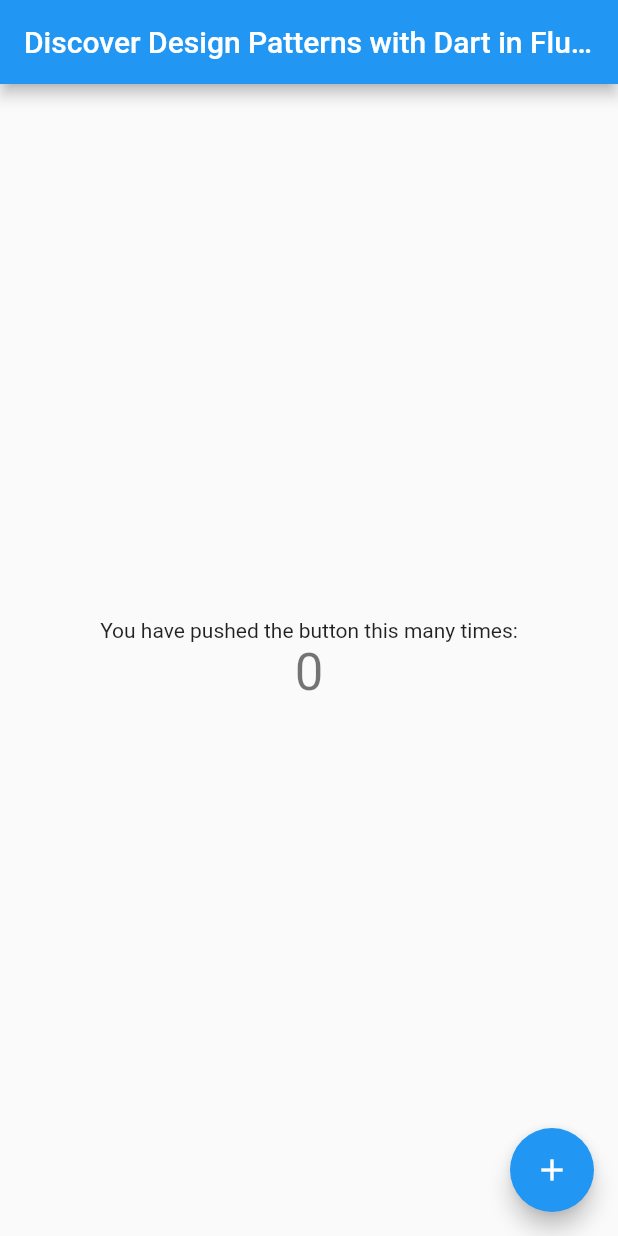
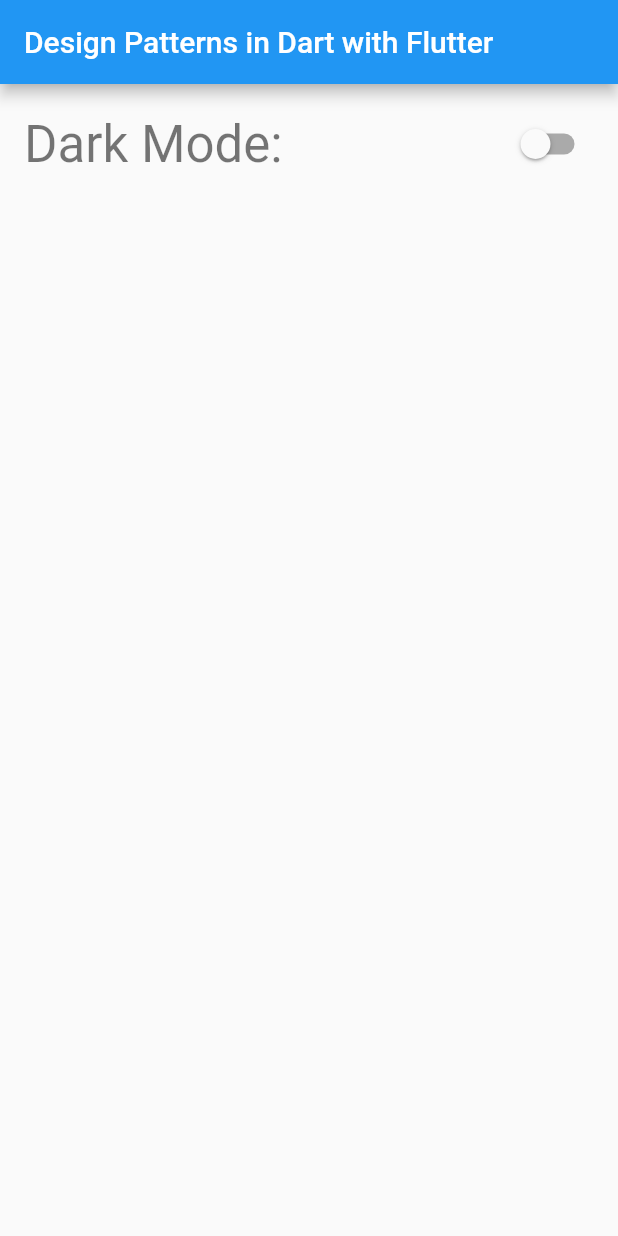
Before and after one commit to nesimtunc/design-patterns-in-dart-with-flutter, a Flutter app: the screen it shows after launch, on a phone screen of 412 x 824 dp. Run offline on Flutter 3.47's test engine with Material 2 defaults, Android fonts, the phone set to English and light mode, and no system bars.

Commit message:
[Creational] - Create Singleton Pattern
Create UserSettings class as a singleton.
It's not persist the data. Memory-only.

```diff
--- /dev/null
+++ b/lib/creational/singleton/user_settings.dart
@@ -0,0 +1,7 @@
+class UserSettings {
+  // you can give any name, ex: _internal, privateConstructor etc.
+  static final UserSettings instance = UserSettings._internal();
+  UserSettings._internal();
+
+  bool darkMode = false;
+}
--- a/lib/main.dart
+++ b/lib/main.dart
@@ -1,3 +1,4 @@
+import 'package:design_patterns_in_dart_with_flutter/creational/singleton/user_settings.dart';
 import 'package:flutter/material.dart';
 
 void main() {
@@ -14,8 +15,7 @@ class MyApp extends StatelessWidget {
       theme: ThemeData(
         primarySwatch: Colors.blue,
       ),
-      home: const MyHomePage(
-          title: 'Discover Design Patterns with Dart in Flutter'),
+      home: const MyHomePage(title: 'Design Patterns in Dart with Flutter'),
     );
   }
 }
@@ -30,39 +30,36 @@ class MyHomePage extends StatefulWidget {
 }
 
 class _MyHomePageState extends State<MyHomePage> {
-  int _counter = 0;
-
-  void _incrementCounter() {
-    setState(() {
-      _counter++;
-    });
-  }
-
   @override
   Widget build(BuildContext context) {
     return Scaffold(
       appBar: AppBar(
         title: Text(widget.title),
       ),
-      body: Center(
+      body: Padding(
+        padding: const EdgeInsets.all(16.0),
         child: Column(
-          mainAxisAlignment: MainAxisAlignment.center,
+          mainAxisAlignment: MainAxisAlignment.start,
+          crossAxisAlignment: CrossAxisAlignment.center,
           children: <Widget>[
-            const Text(
-              'You have pushed the button this many times:',
-            ),
-            Text(
-              '$_counter',
-              style: Theme.of(context).textTheme.headline4,
+            Row(
+              mainAxisAlignment: MainAxisAlignment.spaceBetween,
+              children: [
+                Text('Dark Mode:',
+                    style: Theme.of(context).textTheme.headline4),
+                Switch(
+                  value: UserSettings.instance.darkMode,
+                  onChanged: (bool? newValue) => {
+                    setState(() {
+                      UserSettings.instance.darkMode = newValue!;
+                    })
+                  },
+                ),
+              ],
             ),
           ],
         ),
       ),
-      floatingActionButton: FloatingActionButton(
-        onPressed: _incrementCounter,
-        tooltip: 'Increment',
-        child: const Icon(Icons.add),
-      ),
     );
   }
 }
```
